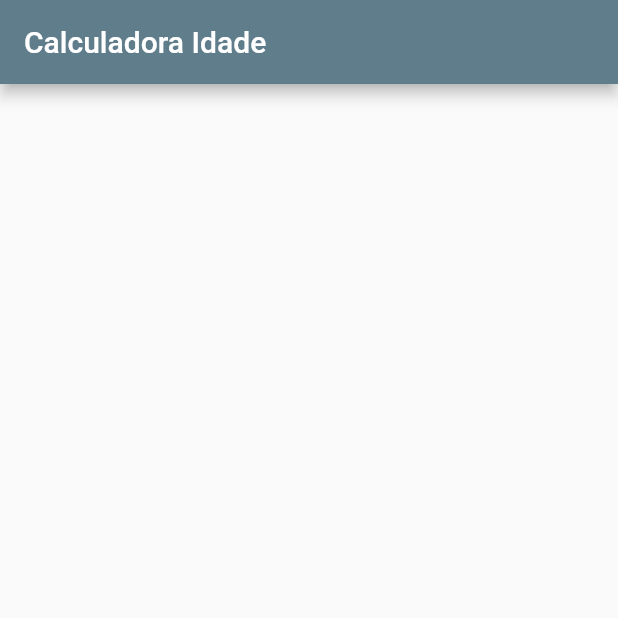
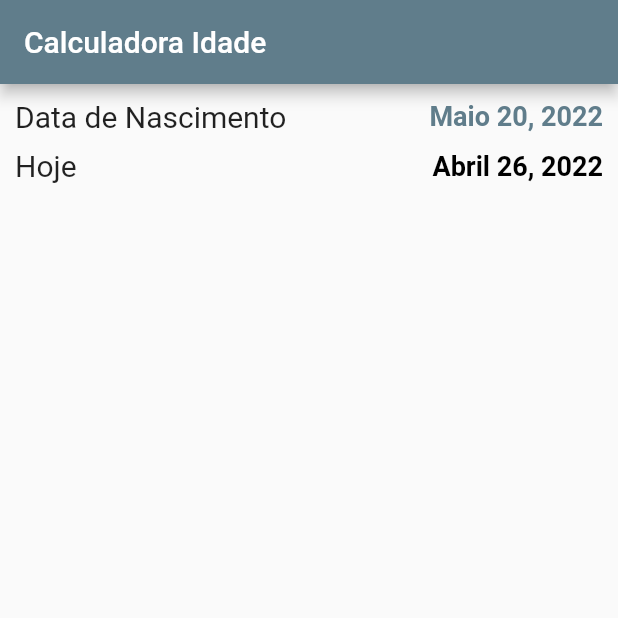
Before and after one commit to marinoricardo/calculadora, a Flutter app: the screen it shows after launch, on a phone screen of 412 x 824 dp, the top half of it. Run offline on Flutter 3.47's test engine with Material 2 defaults, Android fonts, the phone set to English and light mode, and no system bars.

Commit message:
create homePage

```diff
--- a/lib/views/home_page.dart
+++ b/lib/views/home_page.dart
@@ -11,8 +11,53 @@ class HomePage extends StatelessWidget {
       appBar: AppBar(
         title: const Text('Calculadora Idade'),
       ),
-      body: Column(
-        children: [],
+      body: Padding(
+        padding: const EdgeInsets.all(10.0),
+        child: Column(
+          children: [
+            Row(
+              mainAxisAlignment: MainAxisAlignment.spaceBetween,
+              children: const [
+                Text(
+                  'Data de Nascimento',
+                  style: TextStyle(
+                    fontSize: 20,
+                  ),
+                ),
+                Text(
+                  'Maio 20, 2022',
+                  style: TextStyle(
+                    fontSize: 18,
+                    fontWeight: FontWeight.bold,
+                    color: Colors.blueGrey,
+                  ),
+                ),
+              ],
+            ),
+            const SizedBox(
+              height: 10,
+            ),
+            Row(
+              mainAxisAlignment: MainAxisAlignment.spaceBetween,
+              children: const [
+                Text(
+                  'Hoje',
+                  style: TextStyle(
+                    fontSize: 20,
+                  ),
+                ),
+                Text(
+                  'Abril 26, 2022',
+                  style: TextStyle(
+                    fontSize: 18,
+                    fontWeight: FontWeight.bold,
+                    color: Colors.black,
+                  ),
+                ),
+              ],
+            ),
+          ],
+        ),
       ),
     );
   }
```
